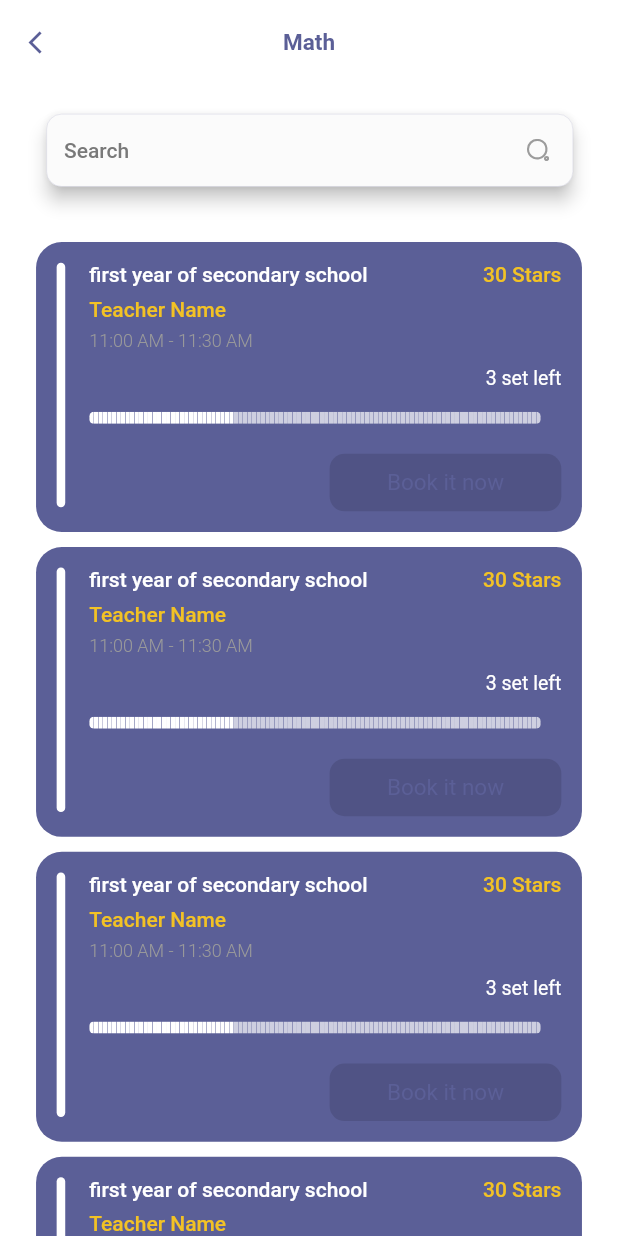
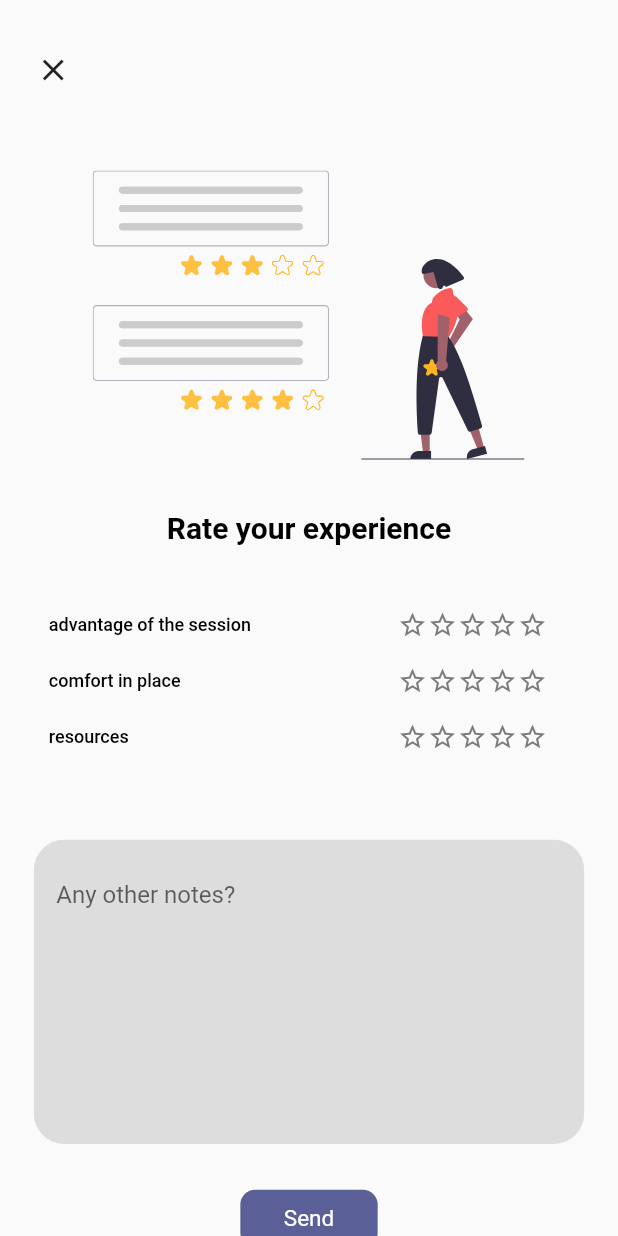
Before and after one commit to DoniaMustafa/sahelha, a Flutter app: the screen it shows after launch, on a phone screen of 412 x 824 dp. Run offline on Flutter 3.47's test engine with Material 2 defaults, Android fonts, the phone set to English and light mode, and no system bars; drawn by our look-alikes of step_progress_indicator; our stand-ins replace curved_navigation_bar, flutter_svg, lottie, nb_utils, percent_indicator, pin_code_fields and 2 more; missing offline and left inert: horizontal_calendar, rolling_bottom_bar; Roboto replaces fonts that are missing (Poppins).

Commit message:
student_rate_screen

```diff
--- a/lib/main.dart
+++ b/lib/main.dart
@@ -8,6 +8,7 @@ import 'package:sahelha_app/sre/dashboard/dashboard_screen.dart';
 import 'package:sahelha_app/sre/home/presentation/screens/home_screen.dart';
 import 'package:sahelha_app/sre/location/presentation/map_screen.dart';
 import 'package:sahelha_app/sre/splash_screen.dart';
+import 'package:sahelha_app/sre/student/student_rate.dart';
 import 'package:sahelha_app/sre/teacher/presentation/pages/teacher_class_screen.dart';
 import 'package:sahelha_app/sre/teacher/presentation/pages/teacher_home_screen.dart';
 
@@ -29,7 +30,7 @@ class _MyAppState extends State<MyApp> {
         debugShowCheckedModeBanner: false,
         onGenerateRoute: RouteGenerator.getRoute,
         // initialRoute: Routes.dashboardRoute,
-        home: SubjectSelectScreen()
+        home: StudentRateScreen()
 
     );
   }
--- a/lib/sre/application/utils/resources/assets_manager.dart
+++ b/lib/sre/application/utils/resources/assets_manager.dart
@@ -56,6 +56,7 @@ class AssetsManager {
   static const String theme = "$svgesPath/theme.svg";
   static const String info = "$svgesPath/info.svg";
   static const String out = "$svgesPath/out.svg";
+  static const String rating_draw = "$svgesPath/rating_draw.svg";
 
   static const String eye = "$svgesPath/eye.svg";
   ////////////////////////////
--- a/lib/sre/application/utils/resources/colors_manager.dart
+++ b/lib/sre/application/utils/resources/colors_manager.dart
@@ -18,6 +18,7 @@ class ColorsManager {
   //
   static const Color yellow = Color(0xffF2C225);
   static const Color yellow2 = Color(0xFFECB3);
+  static const Color greyWithOpacity = Color(0xFFDDDDDD);
   //
   static const Color accentYellow = Color(0xffFFB41E);
    static const Color lightGray = Color(0xffB8B8D1);
--- a/lib/sre/dashboard/dashboard_screen.dart
+++ b/lib/sre/dashboard/dashboard_screen.dart
@@ -58,12 +58,12 @@ class _DashboardScreenState extends State<DashboardScreen> {
           // flat: true,
           // itemColor: ColorsManager.white ,
           // controller: _controller,
-          textItems: [
-            Text('home'),
-            Text('home'),
-            Text('home'),
-            Text('home')
-          ] ,
+          // textItems: [
+          //   Text('home'),
+          //   Text('home'),
+          //   Text('home'),
+          //   Text('home')
+          // ] ,
           items: [
             CustomSVGImage(image: AssetsManager.home, width: 30,height: 30,),
             // Column(
--- a/lib/sre/presentation/widgets/subject_select_widget.dart
+++ b/lib/sre/presentation/widgets/subject_select_widget.dart
@@ -136,7 +136,7 @@ class _SubjectSelectWidgetState extends State<SubjectSelectWidget> {
                     ),
                     Padding(
                       padding:  EdgeInsets.only(left: AppConstants.width*AppWidth.s140),
-                      child: CustomButton(text: 'Book it now', color: ColorsManager.white,
+                      child: CustomButton(onPressed: (){},text: 'Book it now', color: ColorsManager.white,
                         textColor: ColorsManager.purpleNavy,outlined: false,),
                     )
                   ],
--- /dev/null
+++ b/lib/sre/student/student_rate.dart
@@ -0,0 +1,228 @@
+import 'package:flutter/material.dart';
+import 'package:sahelha_app/sre/application/utils/constants/app_constants.dart';
+import 'package:sahelha_app/sre/application/utils/resources/assets_manager.dart';
+import 'package:sahelha_app/sre/application/utils/resources/colors_manager.dart';
+import 'package:sahelha_app/sre/application/utils/resources/styles_manager.dart';
+import 'package:sahelha_app/sre/presentation/widgets/custom_button.dart';
+import 'package:sahelha_app/sre/presentation/widgets/custom_svg_image.dart';
+import 'package:sahelha_app/sre/presentation/widgets/custom_textform.dart';
+import 'package:smooth_star_rating_null_safety/smooth_star_rating_null_safety.dart';
+
+import '../application/utils/resources/values_manager.dart';
+
+class StudentRateScreen extends StatefulWidget {
+  const StudentRateScreen({Key? key}) : super(key: key);
+
+  @override
+  State<StudentRateScreen> createState() => _StudentRateScreenState();
+}
+
+class _StudentRateScreenState extends State<StudentRateScreen> {
+  TextEditingController notesController = TextEditingController();
+  double rating =0;
+  @override
+  Widget build(BuildContext context) {
+    AppConstants.height = MediaQuery.of(context).size.height; /* app height*/
+    AppConstants.width = MediaQuery.of(context).size.width; /*appf width*/
+    AppConstants.margin = AppWidth.s23 * AppConstants.width; /*app margin*/
+    AppConstants.appBarHeight =
+        AppHeight.s90 * AppConstants.height; /*app margin*/
+    AppConstants.appBodyHeight = AppConstants.height -
+        AppHeight.s90 * AppConstants.height;
+    return  Scaffold(
+      body: SingleChildScrollView(
+        child: Column(
+          mainAxisAlignment: MainAxisAlignment.start,
+          crossAxisAlignment: CrossAxisAlignment.start,
+          children: [
+            Padding(
+              padding:  EdgeInsets.only(
+                  top:  AppConstants.height*AppHeight.s22,
+                left: AppConstants.width*AppWidth.s10,),
+              child: IconButton(
+                onPressed: (){},
+                icon: Icon(Icons.clear),
+              ),
+            ),
+            Padding(
+              padding:  EdgeInsets.only(
+                left: AppConstants.width*AppWidth.s54,
+                right: AppConstants.width*AppWidth.s54,
+                top: AppConstants.height*AppHeight.s42,
+                bottom: AppConstants.height*AppHeight.s32,
+              ),
+              child: CustomSVGImage(image: AssetsManager.rating_draw,
+                width: AppConstants.width*AppWidth.s285,
+                height: AppConstants.height*AppHeight.s191,),
+            ),
+            Center(
+              child: Text(
+                'Rate your experience',
+                style: getBoldStyle(fontSize: 20,color: ColorsManager.black),
+              ),
+            ),
+            Padding(
+              padding:  EdgeInsets.only(
+                top: AppConstants.height*AppHeight.s33,
+              ),
+              child: Center(
+                child: Container(
+                  width: AppConstants.width*AppWidth.s300,
+                  height: AppConstants.height*AppHeight.s160,
+                  child: Padding(
+                    padding: const EdgeInsets.all(10),
+                    child: Column(
+                      crossAxisAlignment: CrossAxisAlignment.start,
+                      mainAxisAlignment: MainAxisAlignment.start,
+                      children: [
+                        Row(
+                          mainAxisAlignment: MainAxisAlignment.start,
+                          children: [
+                            Expanded(
+                              child: Text(
+                                'advantage of the session',
+                                style: getMediumStyle(
+                                    fontSize: 12, color: ColorsManager.black),
+                              ),
+                            ),
+                            Container(
+                              width: AppConstants.width*AppWidth.s100,
+                              child: SmoothStarRating(
+                                  allowHalfRating: false,
+                                  onRatingChanged: (v) {
+                                    rating = v;
+                                    setState(() {});
+                                  },
+                                  starCount: 5,
+                                  rating: rating,
+                                  size: 20.0,
+                                  filledIconData: Icons.star,
+                                  halfFilledIconData: Icons.blur_on,
+                                  color: ColorsManager.yellow,
+                                  borderColor: ColorsManager.gray,
+                                  spacing:0.0
+                              )
+                            )
+
+                          ],
+                        ),
+                        Padding(
+                          padding:EdgeInsets.only(
+                            top: AppConstants.height*AppHeight.s17,
+                          ),
+                          child: Row(
+                            mainAxisAlignment: MainAxisAlignment.start,
+                            children: [
+                              Expanded(
+                                child: Text(
+                                  'comfort in place',
+                                  style: getMediumStyle(
+                                      fontSize: 12, color: ColorsManager.black),
+                                ),
+                              ),
+                              Container(
+                                  width: AppConstants.width*AppWidth.s100,
+                                  child: SmoothStarRating(
+                                      allowHalfRating: false,
+                                      onRatingChanged: (v) {
+                                        rating = v;
+                                        setState(() {});
+                                      },
+                                      starCount: 5,
+                                      rating: rating,
+                                      size: 20.0,
+                                      filledIconData: Icons.star,
+                                      halfFilledIconData: Icons.blur_on,
+                                      color: ColorsManager.yellow,
+                                      borderColor: ColorsManager.gray,
+                                      spacing:0.0
+                                  )
+                              )
+
+                            ],
+                          ),
+                        ),
+                        Padding(
+                          padding: EdgeInsets.only(
+                            top: AppConstants.height*AppHeight.s17,
+                          ),
+                          child: Row(
+                            mainAxisAlignment: MainAxisAlignment.start,
+                            children: [
+                              Expanded(
+                                child: Text(
+                                  'resources',
+                                  style: getMediumStyle(
+                                      fontSize: 12, color: ColorsManager.black),
+                                ),
+                              ),
+                              Container(
+                                  width: AppConstants.width*AppWidth.s100,
+                                  child: SmoothStarRating(
+                                      allowHalfRating: false,
+                                      onRatingChanged: (v) {
+                                        rating = v;
+                                        setState(() {});
+                                      },
+                                      starCount: 5,
+                                      rating: rating,
+                                      size: 20.0,
+                                      filledIconData: Icons.star,
+                                      halfFilledIconData: Icons.blur_on,
+                                      color: ColorsManager.yellow,
+                                      borderColor: ColorsManager.gray,
+                                      spacing:0.0
+                                  )
+                              )
+
+                            ],
+                          ),
+                        ),
+                      ],
+                    ),
+                  ),
+                ),
+              ),
+            ),
+            Center(
+              child: Container(
+                padding:EdgeInsets.all(15) ,
+                width:AppConstants.width*AppWidth.s300 ,
+                height: AppConstants.height*AppHeight.s199,
+                decoration: BoxDecoration(
+                  borderRadius: BorderRadius.circular(20),
+                  color: ColorsManager.greyWithOpacity
+                ),
+                child: TextFormField(
+                  controller: notesController,
+                  maxLines: 10,
+                  decoration: InputDecoration(
+                    border: InputBorder.none,
+                    hintText: 'Any other notes?',
+                  ),
+                ),
+              ),
+            ),
+            SizedBox(height: AppConstants.height*AppHeight.s30,),
+            Padding(
+              padding:  EdgeInsets.only(
+                  left: AppConstants.width*AppWidth.s140,
+                  right: AppConstants.width*AppWidth.s140,
+
+              ),
+              child: CustomButton(onPressed: (){},text: 'Send', color: ColorsManager.purpleNavy,
+                textColor: ColorsManager.white,outlined: false,
+              ),
+            ),
+            SizedBox(
+              height: 50,
+            )
+
+
+
+          ],
+        ),
+      ),
+    );
+  }
+}
--- a/pubspec.yaml
+++ b/pubspec.yaml
@@ -43,6 +43,9 @@ dependencies:
 
   #step_progress_indicator
   step_progress_indicator: ^1.0.2
+
+  #smooth_star_rating
+  smooth_star_rating_null_safety: ^1.0.4+2
 
   #horizontal calender
   horizontal_calendar: ^1.1.2
```
Also changed, not shown: assets/svg_images/rating_draw.svg (added), pubspec.lock.
